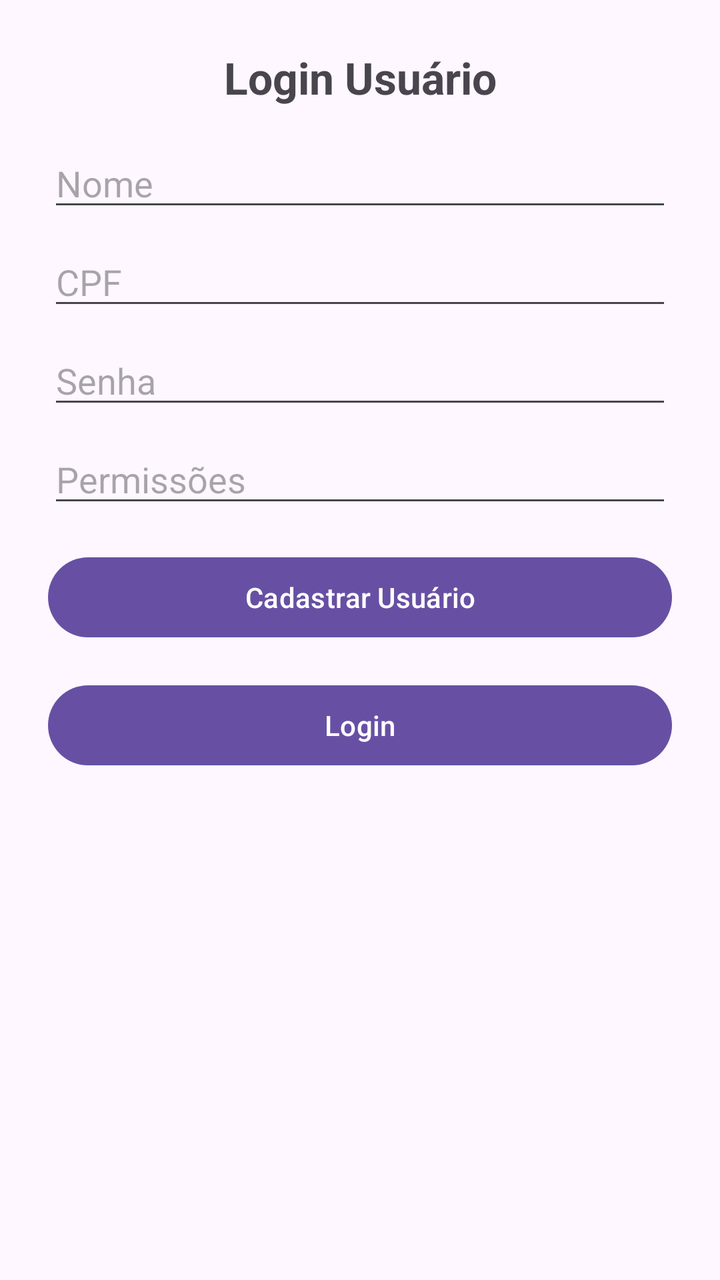
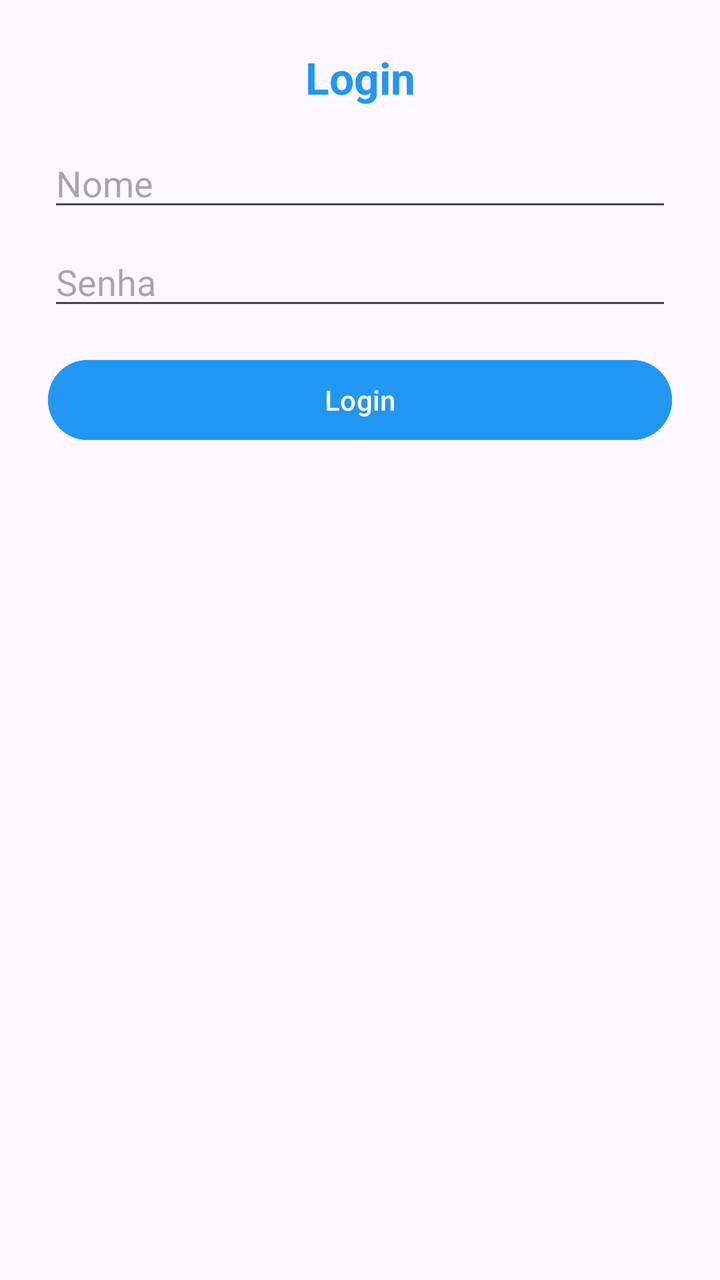

An Android layout rendered at two revisions. The XML below is the earlier revision; the diff shows what the commit changed to produce the second picture.
<!-- AndroidManifest.xml: application theme Theme.Projeto_semestral_xml -->
<!-- res/layout/activity_login_usuario.xml -->
<androidx.constraintlayout.widget.ConstraintLayout
    xmlns:android="http://schemas.android.com/apk/res/android"
    xmlns:app="http://schemas.android.com/apk/res-auto"
    android:layout_width="match_parent"
    android:layout_height="match_parent"
    android:padding="24dp">

    <TextView
        android:id="@+id/tvTituloLogin"
        android:layout_width="wrap_content"
        android:layout_height="wrap_content"
        android:text="Login Usuário"
        android:textSize="22sp"
        android:textStyle="bold"
        app:layout_constraintTop_toTopOf="parent"
        app:layout_constraintStart_toStartOf="parent"
        app:layout_constraintEnd_toEndOf="parent"/>

    <EditText
        android:id="@+id/etNome"
        android:layout_width="match_parent"
        android:layout_height="wrap_content"
        android:hint="Nome"
        app:layout_constraintTop_toBottomOf="@id/tvTituloLogin"
        android:layout_marginTop="16dp"/>

    <EditText
        android:id="@+id/etCpf"
        android:layout_width="match_parent"
        android:layout_height="wrap_content"
        android:hint="CPF"
        android:inputType="number"
        app:layout_constraintTop_toBottomOf="@id/etNome"
        android:layout_marginTop="8dp"/>

    <EditText
        android:id="@+id/etSenha"
        android:layout_width="match_parent"
        android:layout_height="wrap_content"
        android:hint="Senha"
        android:inputType="textPassword"
        app:layout_constraintTop_toBottomOf="@id/etCpf"
        android:layout_marginTop="8dp"/>

    <EditText
        android:id="@+id/etPermissoes"
        android:layout_width="match_parent"
        android:layout_height="wrap_content"
        android:hint="Permissões"
        app:layout_constraintTop_toBottomOf="@id/etSenha"
        android:layout_marginTop="8dp"/>

    <Button
        android:id="@+id/btnCadastrarUsuario"
        android:layout_width="match_parent"
        android:layout_height="wrap_content"
        android:text="Cadastrar Usuário"
        app:layout_constraintTop_toBottomOf="@id/etPermissoes"
        android:layout_marginTop="16dp"/>

    <Button
        android:id="@+id/btnLoginUsuario"
        android:layout_width="match_parent"
        android:layout_height="wrap_content"
        android:text="Login"
        app:layout_constraintTop_toBottomOf="@id/btnCadastrarUsuario"
        android:layout_marginTop="16dp"/>
</androidx.constraintlayout.widget.ConstraintLayout>
<!-- resources referenced by this layout -->
<resources>
  <style name="Theme.Projeto_semestral_xml" parent="Base.Theme.Projeto_semestral_xml" />
  <style name="Base.Theme.Projeto_semestral_xml" parent="Theme.Material3.DayNight.NoActionBar">
          
          
      </style>
</resources>

<!-- the commit's change to res/layout/activity_login_usuario.xml (unified diff, before → after) -->
@@ -9,9 +9,10 @@
         android:id="@+id/tvTituloLogin"
         android:layout_width="wrap_content"
         android:layout_height="wrap_content"
-        android:text="Login Usuário"
+        android:text="Login"
         android:textSize="22sp"
         android:textStyle="bold"
+        android:textColor="#2196F3"
         app:layout_constraintTop_toTopOf="parent"
         app:layout_constraintStart_toStartOf="parent"
         app:layout_constraintEnd_toEndOf="parent"/>
@@ -24,14 +25,6 @@
         app:layout_constraintTop_toBottomOf="@id/tvTituloLogin"
         android:layout_marginTop="16dp"/>
 
-    <EditText
-        android:id="@+id/etCpf"
-        android:layout_width="match_parent"
-        android:layout_height="wrap_content"
-        android:hint="CPF"
-        android:inputType="number"
-        app:layout_constraintTop_toBottomOf="@id/etNome"
-        android:layout_marginTop="8dp"/>
 
     <EditText
         android:id="@+id/etSenha"
@@ -39,30 +32,15 @@
         android:layout_height="wrap_content"
         android:hint="Senha"
         android:inputType="textPassword"
-        app:layout_constraintTop_toBottomOf="@id/etCpf"
+        app:layout_constraintTop_toBottomOf="@id/etNome"
         android:layout_marginTop="8dp"/>
-
-    <EditText
-        android:id="@+id/etPermissoes"
-        android:layout_width="match_parent"
-        android:layout_height="wrap_content"
-        android:hint="Permissões"
-        app:layout_constraintTop_toBottomOf="@id/etSenha"
-        android:layout_marginTop="8dp"/>
-
-    <Button
-        android:id="@+id/btnCadastrarUsuario"
-        android:layout_width="match_parent"
-        android:layout_height="wrap_content"
-        android:text="Cadastrar Usuário"
-        app:layout_constraintTop_toBottomOf="@id/etPermissoes"
-        android:layout_marginTop="16dp"/>
 
     <Button
         android:id="@+id/btnLoginUsuario"
         android:layout_width="match_parent"
         android:layout_height="wrap_content"
         android:text="Login"
-        app:layout_constraintTop_toBottomOf="@id/btnCadastrarUsuario"
+        android:backgroundTint="#2196F3"
+        app:layout_constraintTop_toBottomOf="@id/etSenha"
         android:layout_marginTop="16dp"/>
 </androidx.constraintlayout.widget.ConstraintLayout>
